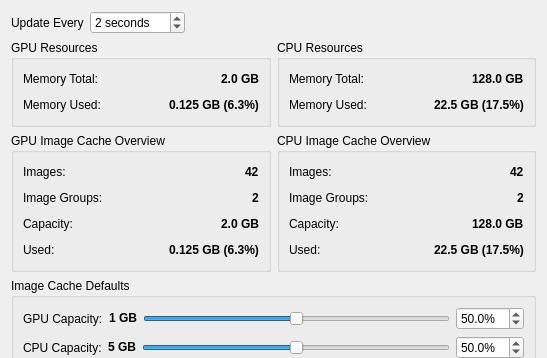
First picture: the form in python/mmSolver/tools/imagecacheprefs/ui/imagecacheprefs_layout.ui, repository david-cattermole/mayaMatchMoveSolver, before the edit; both pictures show x 0 to 547 and y 0 to 358 of the 547 by 537 pixel window.
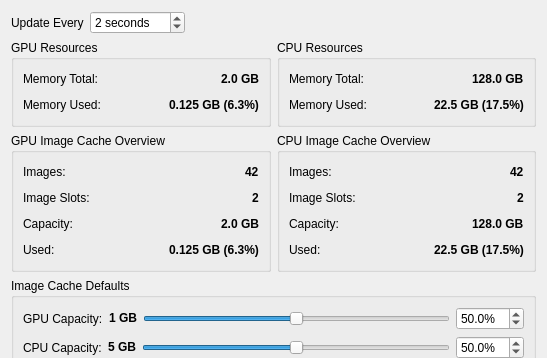
Second picture: the form after the edit.

Commit message:
Image Cache - rename image "groups" to "slots"
Because the name "slots" is already used to describe what this is to
users and we want to be consistent with our naming.

Patch:
```diff
--- a/python/mmSolver/tools/imagecacheprefs/ui/imagecacheprefs_layout.ui
+++ b/python/mmSolver/tools/imagecacheprefs/ui/imagecacheprefs_layout.ui
@@ -252,7 +252,7 @@
           <item>
            <widget class="QLabel" name="gpuCacheGroupCount_label">
             <property name="text">
-             <string>Image Groups:</string>
+             <string>Image Slots:</string>
             </property>
            </widget>
           </item>
@@ -385,7 +385,7 @@
           <item>
            <widget class="QLabel" name="cpuCacheGroupCount_label">
             <property name="text">
-             <string>Image Groups:</string>
+             <string>Image Slots:</string>
             </property>
            </widget>
           </item>
```
Left out of the diff: 8 changed lines with no effect on the pictures. The commit also changes 3 other files.
